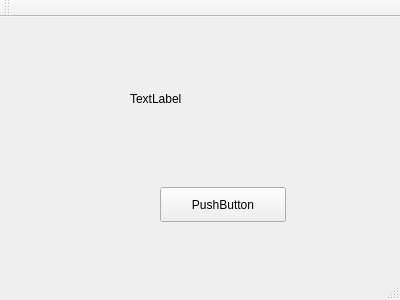
First picture: the form in mainwindow.ui, repository gudmunduro/cppLokaverkefni, before the edit.
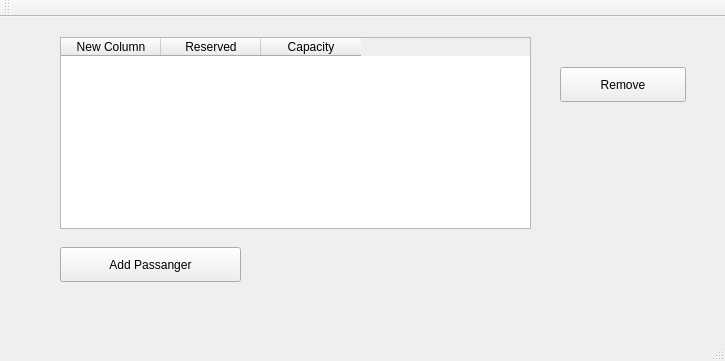
Second picture: the form after the edit.

```diff
--- a/mainwindow.ui
+++ b/mainwindow.ui
@@ -6,38 +6,63 @@
    <rect>
     <x>0</x>
     <y>0</y>
-    <width>400</width>
-    <height>300</height>
+    <width>725</width>
+    <height>361</height>
    </rect>
   </property>
   <property name="windowTitle">
    <string>MainWindow</string>
   </property>
   <widget class="QWidget" name="centralWidget">
-   <widget class="QLabel" name="label">
+   <widget class="QTableWidget" name="tableWidget">
     <property name="geometry">
      <rect>
-      <x>130</x>
-      <y>70</y>
-      <width>99</width>
-      <height>24</height>
+      <x>60</x>
+      <y>20</y>
+      <width>471</width>
+      <height>192</height>
      </rect>
     </property>
-    <property name="text">
-     <string>TextLabel</string>
-    </property>
+    <column>
+     <property name="text">
+      <string>New Column</string>
+     </property>
+    </column>
+    <column>
+     <property name="text">
+      <string>Reserved</string>
+     </property>
+    </column>
+    <column>
+     <property name="text">
+      <string>Capacity</string>
+     </property>
+    </column>
    </widget>
    <widget class="QPushButton" name="pushButton">
     <property name="geometry">
      <rect>
-      <x>160</x>
-      <y>170</y>
+      <x>60</x>
+      <y>230</y>
+      <width>181</width>
+      <height>35</height>
+     </rect>
+    </property>
+    <property name="text">
+     <string>Add Passanger</string>
+    </property>
+   </widget>
+   <widget class="QPushButton" name="pushButton_2">
+    <property name="geometry">
+     <rect>
+      <x>560</x>
+      <y>50</y>
       <width>126</width>
       <height>35</height>
      </rect>
     </property>
     <property name="text">
-     <string>PushButton</string>
+     <string>Remove</string>
     </property>
    </widget>
   </widget>
```
Left out of the diff: 2 changed lines with no effect on the pictures.
